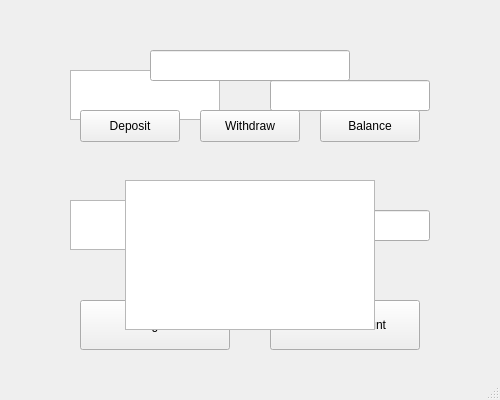
This is gui.ui in mjwright1029/Project1 as Qt 5 draws it before an edit. The edited form follows.
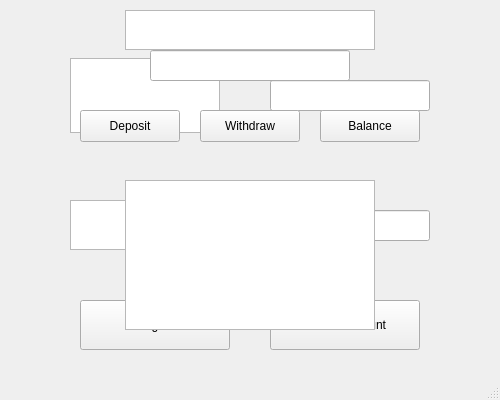
This is the edited form.

Commit message: Fixed GUI and wrote all functions for code to work as intended.

```diff
--- a/gui.ui
+++ b/gui.ui
@@ -109,9 +109,9 @@
     <property name="geometry">
      <rect>
       <x>70</x>
-      <y>70</y>
+      <y>58</y>
       <width>150</width>
-      <height>50</height>
+      <height>75</height>
      </rect>
     </property>
    </widget>
@@ -151,6 +151,17 @@
      <string>Create Account</string>
     </property>
    </widget>
+   <widget class="QTextBrowser" name="error_message">
+    <property name="geometry">
+     <rect>
+      <x>125</x>
+      <y>10</y>
+      <width>250</width>
+      <height>40</height>
+     </rect>
+    </property>
+   </widget>
+   <zorder>error_message</zorder>
    <zorder>create_button</zorder>
    <zorder>login_button</zorder>
    <zorder>pin_title</zorder>
```
The commit also changes 3 other files.
